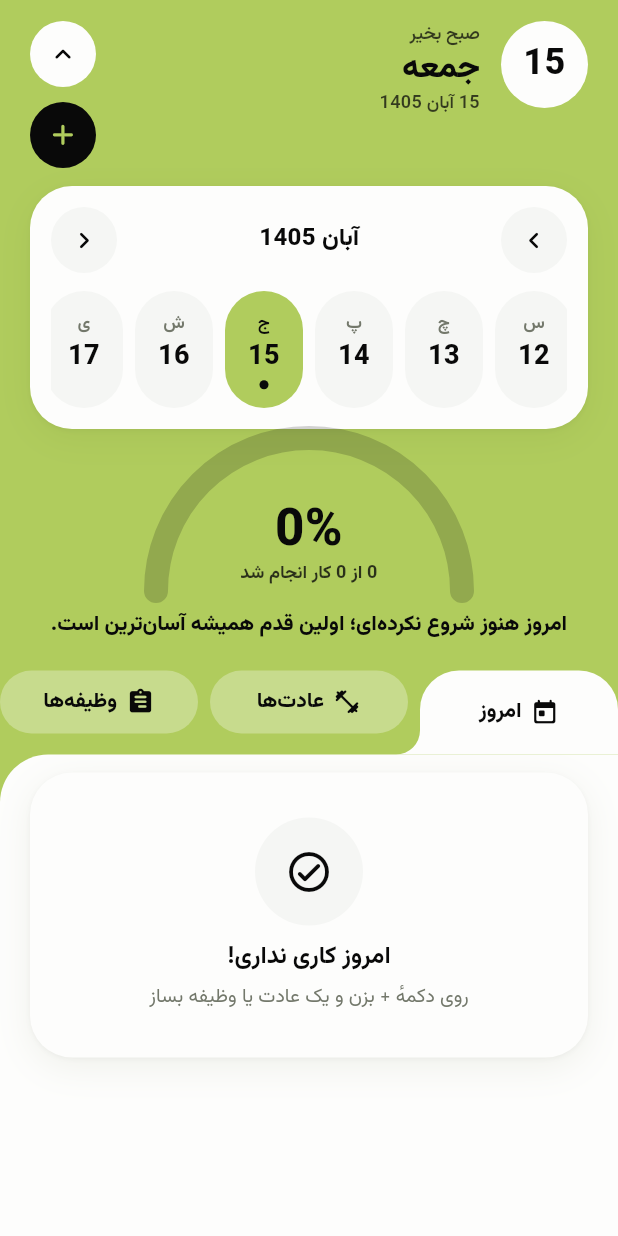
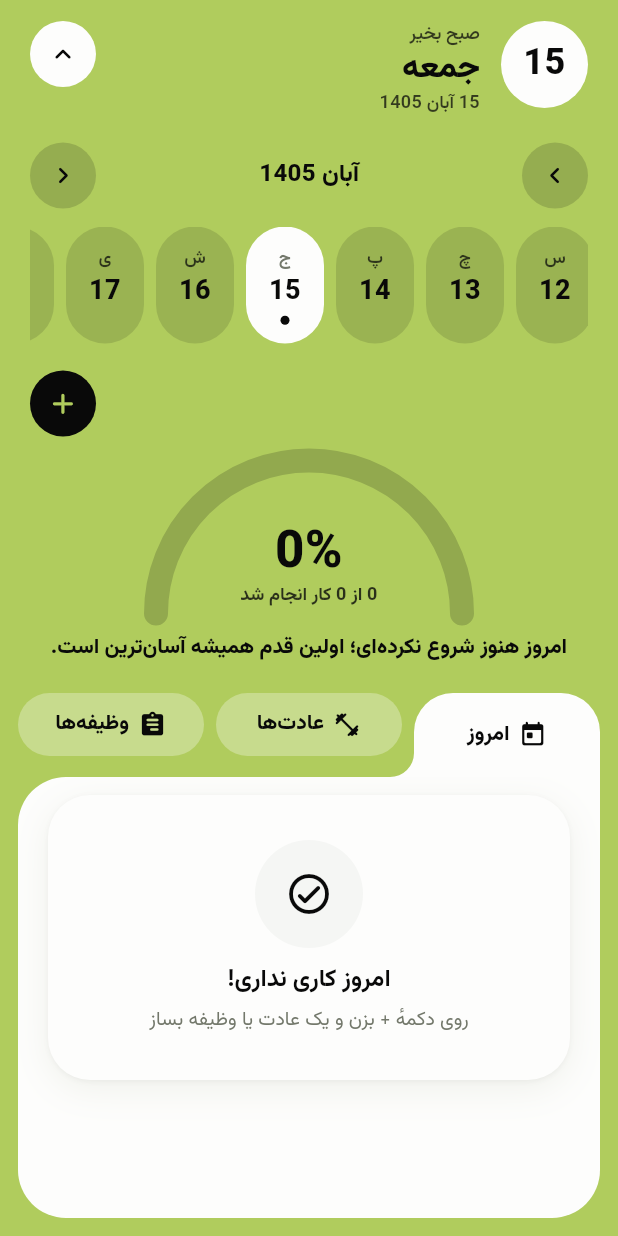
Before and after one commit to ZahraMirlohi/inner_hero_app, a Flutter app: the ArenaScreen screen opened directly, after a tap on the "keyboard arrow down" icon, on a phone screen of 412 x 824 dp. Run offline on Flutter 3.47's test engine with Material 3 defaults, Android fonts, the phone set to English and light mode, and no system bars; our stand-ins replace animated_bottom_navigation_bar, cached_network_image, carousel_slider, file_picker, flutter_contacts, flutter_dotenv and 19 more; missing offline and left inert: linkify; accounts and stored records are empty; project files that could hold a hidden picture were left out.

Commit message:
Arena: transparent calendar with themed colors, add button under open calendar, gap, smooth tab transition, inset white sheet
Co-Authored-By: Claude Sonnet 5.5 <noreply@anthropic.com>
Claude-Session: https://claude.ai/code/session_017cik5FJYLy84jLBtYm8MGj

```diff
--- a/lib/features/arena/screens/arena_screen.dart
+++ b/lib/features/arena/screens/arena_screen.dart
@@ -257,27 +257,49 @@ class _ArenaScreenState extends State<ArenaScreen>
 
             const SizedBox(height: 8),
 
-            // تب‌های مستقل که به باکس سفید می‌چسبند
+            // تب‌های مستقل + باکس سفید (با حاشیهٔ رنگ پس‌زمینه دور تا دور)
+            Expanded(
+              child: Padding(
+                padding: const EdgeInsets.fromLTRB(12, 0, 12, 12),
+                child: Column(
+                  children: [
                     _buildTabs(themeProvider),
-
-            // باکس سفید
                     Expanded(
                       child: AnimatedContainer(
-                duration: const Duration(milliseconds: 250),
+                        duration: const Duration(milliseconds: 300),
                         curve: Curves.easeOutCubic,
                         clipBehavior: Clip.antiAlias,
                         decoration: BoxDecoration(
                           color: themeProvider.cardColor,
                           borderRadius: BorderRadiusDirectional.only(
-                    topStart: Radius.circular(_selectedIndex == 0 ? 0 : 32),
-                    topEnd: Radius.circular(_selectedIndex == 2 ? 0 : 32),
+                            topStart:
+                                Radius.circular(_selectedIndex == 0 ? 0 : 32),
+                            topEnd:
+                                Radius.circular(_selectedIndex == 2 ? 0 : 32),
+                            bottomStart: const Radius.circular(32),
+                            bottomEnd: const Radius.circular(32),
                           ),
                         ),
                         child: NotificationListener<ScrollNotification>(
                           onNotification: _onScroll,
-                  child: IndexedStack(
-                    index: _selectedIndex,
-                    children: [
+                          child: _buildAnimatedPages(),
+                        ),
+                      ),
+                    ),
+                  ],
+                ),
+              ),
+            ),
+          ],
+        ),
+      ),
+    );
+  }
+
+  // صفحه‌ها همه زنده می‌مانند؛ جابه‌جایی با لغزش و محو نرم انجام می‌شود
+  Widget _buildAnimatedPages() {
+    final bool rtl = Directionality.of(context) == TextDirection.rtl;
+    final pages = <Widget>[
       TodayTab(
         key: _todayTabKey,
         selectedDate: _selectedDate,
@@ -287,14 +309,28 @@ class _ArenaScreenState extends State<ArenaScreen>
       ),
       HabitsTab(key: _habitsTabKey),
       TasksTab(key: _tasksTabKey),
-                    ],
+    ];
+    return Stack(
+      children: [
+        for (var i = 0; i < pages.length; i++)
+          Positioned.fill(
+            child: IgnorePointer(
+              ignoring: i != _selectedIndex,
+              child: AnimatedSlide(
+                duration: const Duration(milliseconds: 420),
+                curve: Curves.easeOutCubic,
+                offset: Offset(
+                    (i - _selectedIndex) * 0.14 * (rtl ? -1.0 : 1.0), 0),
+                child: AnimatedOpacity(
+                  duration: const Duration(milliseconds: 320),
+                  curve: Curves.easeOut,
+                  opacity: i == _selectedIndex ? 1.0 : 0.0,
+                  child: pages[i],
                 ),
               ),
             ),
           ),
       ],
-        ),
-      ),
     );
   }
 
@@ -517,7 +553,7 @@ class _ArenaScreenState extends State<ArenaScreen>
     final int percent = (p * 100).round();
 
     return Padding(
-      padding: const EdgeInsets.only(top: 2, bottom: 2),
+      padding: const EdgeInsets.only(top: 12, bottom: 2),
       child: Column(
         children: [
           SizedBox(
@@ -610,6 +646,13 @@ class _ArenaScreenState extends State<ArenaScreen>
     );
   }
 
+  Widget _fadeFiller(bool visible, Widget child) => AnimatedOpacity(
+        duration: const Duration(milliseconds: 260),
+        curve: Curves.easeOut,
+        opacity: visible ? 1.0 : 0.0,
+        child: child,
+      );
+
   Widget _buildTab(ThemeProvider theme, int i, int n) {
     final bool sel = i == _selectedIndex;
     final bool rtl = Directionality.of(context) == TextDirection.rtl;
@@ -635,25 +678,25 @@ class _ArenaScreenState extends State<ArenaScreen>
           alignment: Alignment.center,
           children: [
             // گوشه‌های وارونه که تب را به باکس می‌چسبانند
-            if (sel && i > 0)
+            if (i > 0)
               PositionedDirectional(
                 start: -_tabFillerSize,
                 bottom: 0,
-                child: CustomPaint(
+                child: _fadeFiller(sel, CustomPaint(
                   size: const Size(_tabFillerSize, _tabFillerSize),
                   painter: _InverseCornerPainter(
                       color: theme.cardColor, circleOnRight: rtl),
+                )),
               ),
-              ),
-            if (sel && i < n - 1)
+            if (i < n - 1)
               PositionedDirectional(
                 end: -_tabFillerSize,
                 bottom: 0,
-                child: CustomPaint(
+                child: _fadeFiller(sel, CustomPaint(
                   size: const Size(_tabFillerSize, _tabFillerSize),
                   painter: _InverseCornerPainter(
                       color: theme.cardColor, circleOnRight: !rtl),
-                ),
+                )),
               ),
             Row(
               mainAxisAlignment: MainAxisAlignment.center,
--- a/lib/features/arena/widgets/calendar_header.dart
+++ b/lib/features/arena/widgets/calendar_header.dart
@@ -210,7 +210,7 @@ class _CalendarHeaderState extends State<CalendarHeader>
     final rtl = Directionality.of(context) == TextDirection.rtl;
 
     Widget circleBtn(IconData icon, VoidCallback onTap,
-        {Color? bg, bool shadow = true}) {
+        {Color? bg, bool shadow = true, Color? iconColor}) {
       return GestureDetector(
         onTap: onTap,
         child: Container(
@@ -221,10 +221,12 @@ class _CalendarHeaderState extends State<CalendarHeader>
             shape: BoxShape.circle,
             boxShadow: shadow ? theme.softShadow : null,
           ),
-          child: Icon(icon, size: 22, color: theme.textColor),
+          child: Icon(icon, size: 22, color: iconColor ?? theme.textColor),
         ),
       );
     }
+
+    final Color onBg = theme.onPrimaryColor;
 
     return Column(
       children: [
@@ -296,7 +298,7 @@ class _CalendarHeaderState extends State<CalendarHeader>
                         Icons.keyboard_arrow_down_rounded, _toggleExpanded,
                         shadow: false),
                   ),
-                  if (widget.action != null) ...[
+                  if (widget.action != null && !_isExpanded) ...[
                     const SizedBox(height: 10),
                     widget.action!,
                   ],
@@ -314,13 +316,8 @@ class _CalendarHeaderState extends State<CalendarHeader>
           child: !_isExpanded
               ? const SizedBox(width: double.infinity)
               : Container(
-                  margin: const EdgeInsets.fromLTRB(20, 12, 20, 0),
-                  padding: const EdgeInsets.all(14),
-                  decoration: BoxDecoration(
-                    color: theme.cardColor,
-                    borderRadius: BorderRadius.circular(28),
-                    boxShadow: theme.softShadow,
-                  ),
+                  margin: const EdgeInsets.fromLTRB(20, 14, 20, 0),
+                  padding: const EdgeInsets.symmetric(vertical: 4),
                   child: Column(
                     children: [
                       Row(
@@ -331,15 +328,16 @@ class _CalendarHeaderState extends State<CalendarHeader>
                                 ? Icons.chevron_right_rounded
                                 : Icons.chevron_left_rounded,
                             _goToPreviousMonth,
-                            bg: theme.cardSecondaryColor,
+                            bg: onBg.withValues(alpha: 0.16),
                             shadow: false,
+                            iconColor: onBg,
                           ),
                           Text(
                             calendar.getMonthYearLabel(_currentMonth),
                             style: TextStyle(
                               fontSize: 16,
                               fontWeight: FontWeight.w800,
-                              color: theme.textColor,
+                              color: onBg,
                             ),
                           ),
                           circleBtn(
@@ -347,8 +345,9 @@ class _CalendarHeaderState extends State<CalendarHeader>
                                 ? Icons.chevron_left_rounded
                                 : Icons.chevron_right_rounded,
                             _goToNextMonth,
-                            bg: theme.cardSecondaryColor,
+                            bg: onBg.withValues(alpha: 0.16),
                             shadow: false,
+                            iconColor: onBg,
                           ),
                         ],
                       ),
@@ -367,9 +366,8 @@ class _CalendarHeaderState extends State<CalendarHeader>
                             final date = _monthDates[index];
                             final isToday = _isToday(date, calendar);
                             final isSelected = _isSelectedDate(date, calendar);
-                            final fg = isSelected
-                                ? theme.onPrimaryColor
-                                : theme.textColor;
+                            final fg =
+                                isSelected ? theme.textColor : onBg;
                             return GestureDetector(
                               onTap: () {
                                 widget.onDateSelected(
@@ -381,8 +379,8 @@ class _CalendarHeaderState extends State<CalendarHeader>
                                 width: 52,
                                 decoration: BoxDecoration(
                                   color: isSelected
-                                      ? theme.primaryColor
-                                      : theme.cardSecondaryColor,
+                                      ? theme.cardColor
+                                      : onBg.withValues(alpha: 0.13),
                                   borderRadius: BorderRadius.circular(26),
                                 ),
                                 child: Column(
@@ -394,8 +392,8 @@ class _CalendarHeaderState extends State<CalendarHeader>
                                         fontSize: 12,
                                         fontWeight: FontWeight.w600,
                                         color: isSelected
-                                            ? theme.onPrimaryColor
-                                            : theme.textSecondaryColor,
+                                            ? theme.textSecondaryColor
+                                            : onBg.withValues(alpha: 0.75),
                                       ),
                                     ),
                                     const SizedBox(height: 2),
@@ -414,8 +412,8 @@ class _CalendarHeaderState extends State<CalendarHeader>
                                       decoration: BoxDecoration(
                                         color: isToday
                                             ? (isSelected
-                                                ? theme.onPrimaryColor
-                                                : theme.textColor)
+                                                ? theme.textColor
+                                                : onBg)
                                             : Colors.transparent,
                                         shape: BoxShape.circle,
                                       ),
@@ -431,6 +429,15 @@ class _CalendarHeaderState extends State<CalendarHeader>
                   ),
                 ),
         ),
+        // وقتی تقویم باز است، دکمهٔ افزودن زیر تقویم می‌آید
+        if (widget.action != null && _isExpanded)
+          Padding(
+            padding: const EdgeInsets.fromLTRB(20, 14, 20, 0),
+            child: Align(
+              alignment: AlignmentDirectional.centerEnd,
+              child: widget.action!,
+            ),
+          ),
       ],
     );
   }
```
Lines whose indentation alone changed are shown as unchanged.
